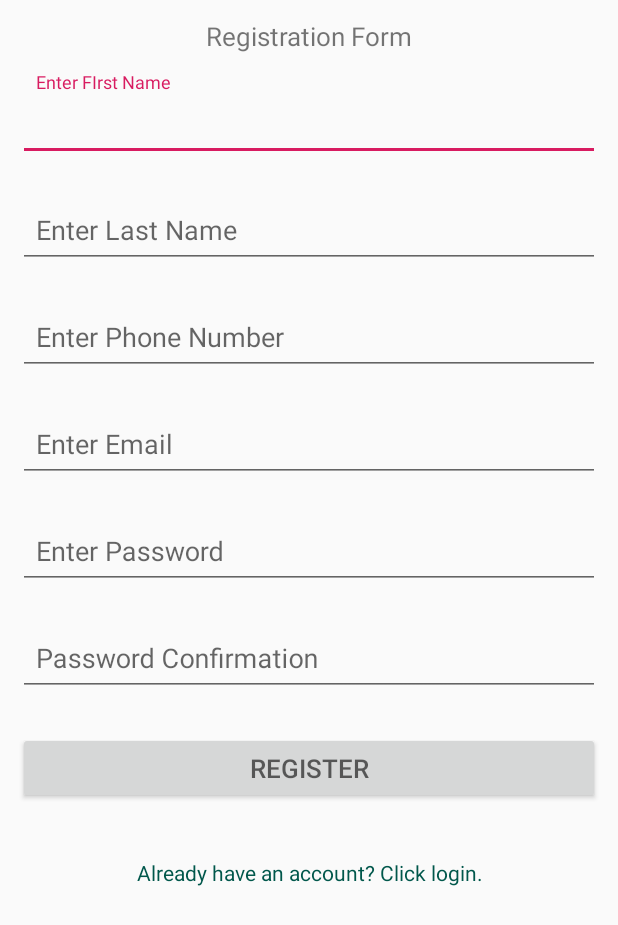
After one commit to in-techouse/assistio, an Android app: the layout activity_registration.xml on its own in the app's theme, with its tools: preview values and no code run, on a phone screen of 412 x 824 dp. The commit adds this screen. Shown: the top 925 px of the screen. Run offline under Robolectric (Android 15) with nearby library versions, the phone set to English and light mode, and no system bars.

Commit message:
Registration edit screen

```diff
--- a/app/build.gradle
+++ b/app/build.gradle
@@ -25,7 +25,7 @@ dependencies {
     implementation 'androidx.appcompat:appcompat:1.1.0'
     implementation 'androidx.constraintlayout:constraintlayout:1.1.3'
     testImplementation 'junit:junit:4.12'
-    androidTestImplementation 'androidx.test.ext:junit:1.1.0'
+    androidTestImplementation 'androidx.test.ext:junit:1.1.1'
     androidTestImplementation 'androidx.test.espresso:espresso-core:3.2.0'
-
+    implementation 'pro.appus:zoom-splash:1.0.0'
 }
--- /dev/null
+++ b/app/src/main/res/layout/activity_registration.xml
@@ -0,0 +1,138 @@
+<?xml version="1.0" encoding="utf-8"?>
+<ScrollView
+    xmlns:android="http://schemas.android.com/apk/res/android"
+    xmlns:app="http://schemas.android.com/apk/res-auto"
+    xmlns:tools="http://schemas.android.com/tools"
+    android:layout_width="match_parent"
+    android:layout_height="match_parent"
+    tools:context=".RegistrationActivity"
+    android:orientation="vertical"
+    android:weightSum="7">
+
+    <LinearLayout
+        android:paddingBottom="@dimen/paddingbottom"
+        android:orientation="vertical"
+        android:layout_width="match_parent"
+        android:layout_height="wrap_content">
+
+        <TextView
+            android:layout_weight="1"
+            android:textSize="@dimen/txtsize"
+            android:textAlignment="center"
+            android:padding="@dimen/padding"
+            android:text="@string/registration_form"
+            android:layout_width="match_parent"
+            android:layout_height="wrap_content"/>
+
+        <com.google.android.material.textfield.TextInputLayout
+            android:layout_width="match_parent"
+            android:layout_height="wrap_content">
+
+        <EditText
+            android:id="@+id/edtFName"
+            android:layout_width="match_parent"
+            android:layout_height="wrap_content"
+            android:inputType="textPersonName"
+            android:layout_weight="1"
+            android:hint="@string/enter_first_name"
+            android:padding="@dimen/padding"
+            android:layout_margin="@dimen/padding"/>
+        </com.google.android.material.textfield.TextInputLayout>
+
+        <com.google.android.material.textfield.TextInputLayout
+            android:layout_width="match_parent"
+            android:layout_height="wrap_content">
+        <EditText
+                android:id="@+id/edtLName"
+                android:inputType="textPersonName"
+                android:layout_weight="1"
+                android:hint="@string/enter_last_name"
+                android:padding="@dimen/padding"
+                android:layout_margin="@dimen/padding"
+                android:layout_width="match_parent"
+                android:layout_height="wrap_content"/>
+        </com.google.android.material.textfield.TextInputLayout>
+
+        <com.google.android.material.textfield.TextInputLayout
+            android:layout_width="match_parent"
+            android:layout_height="wrap_content">
+
+        <EditText
+            android:id="@+id/edtphno"
+            android:inputType="phone"
+            android:layout_weight="1"
+            android:hint="@string/phone_number"
+            android:padding="12dp"
+            android:layout_margin="12dp"
+            android:layout_width="match_parent"
+            android:layout_height="wrap_content"/>
+        </com.google.android.material.textfield.TextInputLayout>
+
+
+        <com.google.android.material.textfield.TextInputLayout
+            android:layout_width="match_parent"
+            android:layout_height="wrap_content">
+        <EditText
+            android:id="@+id/edtemail1"
+            android:inputType="textEmailAddress"
+            android:layout_weight="1"
+            android:hint="@string/email"
+            android:padding="@dimen/padding"
+            android:layout_margin="@dimen/padding"
+            android:layout_width="match_parent"
+            android:layout_height="wrap_content"/>
+        </com.google.android.material.textfield.TextInputLayout>
+
+        <com.google.android.material.textfield.TextInputLayout
+            android:layout_width="match_parent"
+            android:layout_height="wrap_content">
+
+        <EditText
+            android:id="@+id/edtpass"
+            android:inputType="textPassword"
+            android:layout_weight="1"
+            android:hint="@string/password"
+            android:padding="@dimen/padding"
+            android:layout_margin= "@dimen/padding"
+            android:layout_width="match_parent"
+            android:layout_height="wrap_content"/>
+        </com.google.android.material.textfield.TextInputLayout>
+
+        <com.google.android.material.textfield.TextInputLayout
+            android:layout_width="match_parent"
+            android:layout_height="wrap_content">
+
+        <EditText
+            android:id="@+id/edtpass1"
+            android:inputType="textPassword"
+            android:layout_weight="1"
+            android:hint="@string/confirm_password"
+            android:padding="@dimen/padding"
+            android:layout_margin="@dimen/padding"
+            android:layout_width="match_parent"
+            android:layout_height="wrap_content"/>
+        </com.google.android.material.textfield.TextInputLayout>
+
+        <Button
+            android:id="@+id/btnRegister"
+            android:layout_margin="@dimen/padding"
+            android:textSize="@dimen/btn_size"
+            android:hint="@string/submit"
+            android:layout_gravity="end"
+            android:layout_width="match_parent"
+            android:layout_height="wrap_content"/>
+
+        <TextView
+            android:id="@+id/go_to_login"
+            android:textAlignment="center"
+            android:textColor="@color/colorPrimaryDark"
+            android:text="Already have an account? Click login."
+            android:layout_margin="@dimen/padding"
+            android:padding="@dimen/padding"
+            android:layout_width="match_parent"
+            android:layout_height="wrap_content" />
+
+
+    </LinearLayout>
+
+</ScrollView>
--- a/app/src/main/res/values/dimens.xml
+++ b/app/src/main/res/values/dimens.xml
@@ -2,4 +2,8 @@
 <resources>
     <dimen name="HeadingPadding">15sp</dimen>
     <dimen name="TextSizeHeading">24sp</dimen>
+    <dimen name="paddingbottom">20dp</dimen>
+    <dimen name="txtsize">17dp</dimen>
+    <dimen name="padding">12dp</dimen>
+    <dimen name="btn_size">17dp</dimen>
 </resources>
--- a/app/src/main/res/values/strings.xml
+++ b/app/src/main/res/values/strings.xml
@@ -1,7 +1,13 @@
 <resources>
     <string name="app_name">Asistio</string>
     <string name="login_screen">Login Screen</string>
-    <string name="email">Email</string>
-    <string name="password">Password</string>
+    <string name="email">Enter Email</string>
+    <string name="password">Enter Password</string>
     <string name="login">LOGIN</string>
+    <string name="registration_form">Registration Form</string>
+    <string name="enter_first_name">Enter FIrst Name</string>
+    <string name="enter_last_name">Enter Last Name</string>
+    <string name="phone_number">Enter Phone Number</string>
+    <string name="submit">REGISTER</string>
+    <string name="confirm_password">Password Confirmation</string>
 </resources>
--- a/build.gradle
+++ b/build.gradle
@@ -4,7 +4,7 @@ buildscript {
     repositories {
         google()
         jcenter()
-
+        maven { url 'https://dl.bintray.com/roman-voronoy/maven/' }
     }
     dependencies {
         classpath 'com.android.tools.build:gradle:3.5.2'
@@ -18,7 +18,7 @@ allprojects {
     repositories {
         google()
         jcenter()
-
+        maven { url 'https://dl.bintray.com/roman-voronoy/maven/' }
     }
 }
 
```
Also changed, not shown: app/src/main/java/lcwu/fyp/asistio/RegistrationActivity.java (added, +102 -0 lines), app/src/main/java/lcwu/fyp/asistio/SplashActivity.java (+25 -0 lines), app/src/main/res/drawable/logo.png (added).
